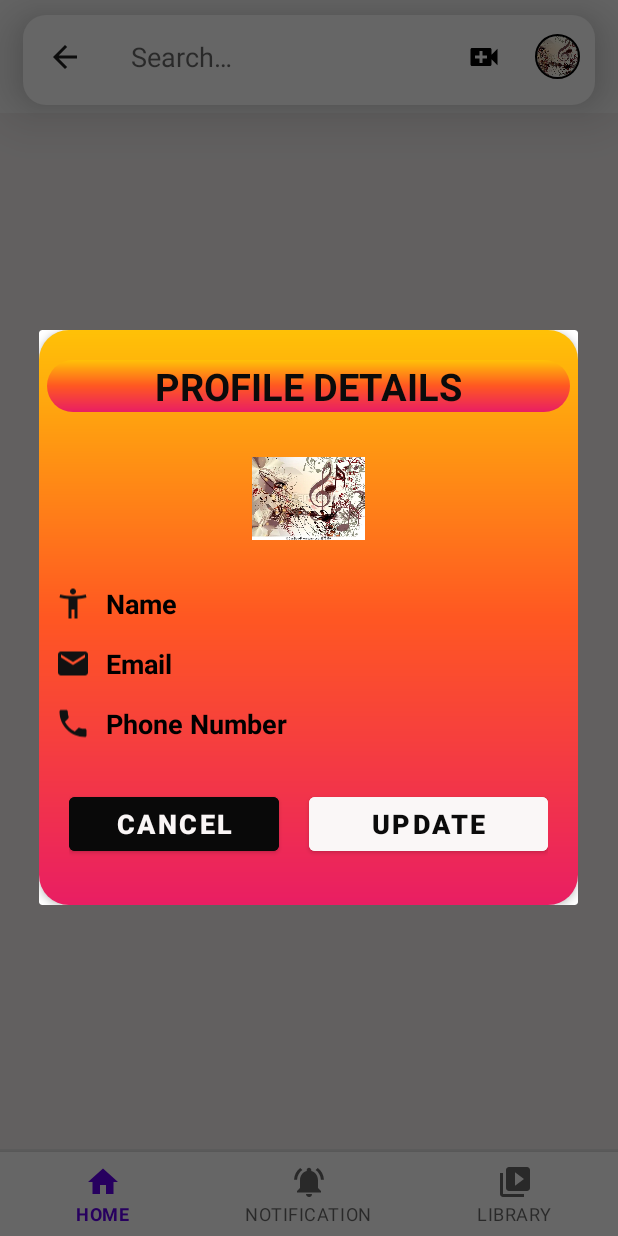
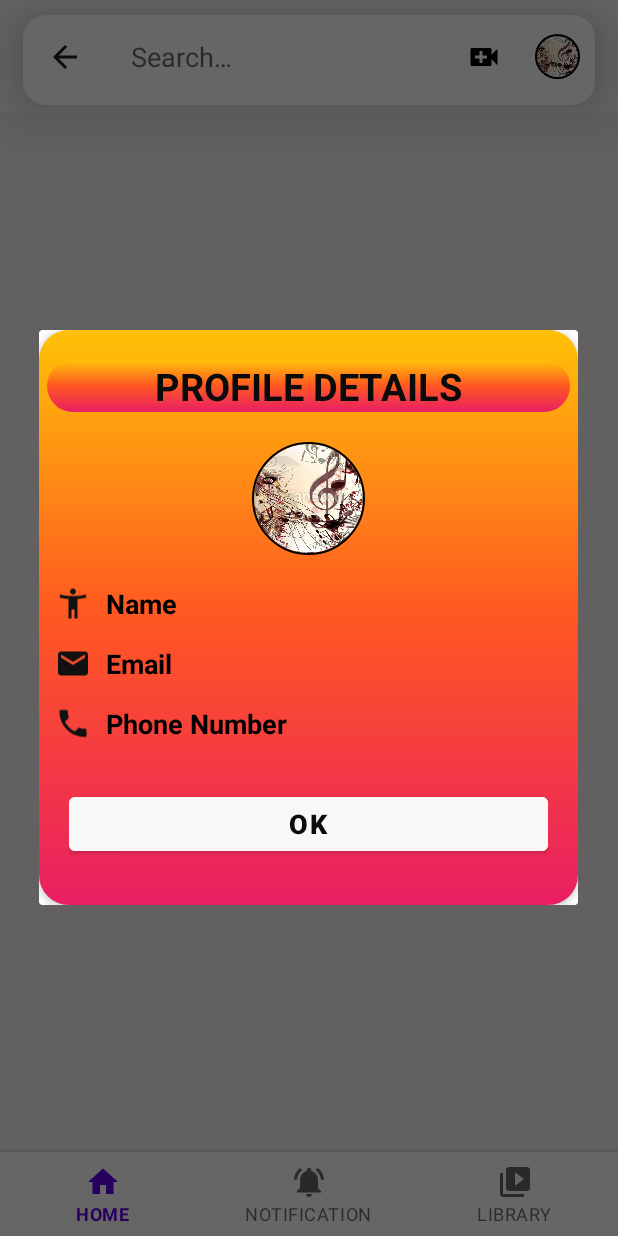
Before and after one commit to maddimsetti/Media_Player_Application, an Android app: the screen it shows after launch once a user with an empty profile is signed in (DashBoardActivity), after a tap on an icon or button, on a phone screen of 412 x 824 dp. Run offline under Robolectric (Android 15) with nearby library versions, the phone set to English and light mode, and no system bars; our stand-ins replace CircleImageView, Firebase (no records; nobody signed in at launch, a user with empty details on screens opened directly), Picasso; libraries missing offline, so code that uses them is left out: com.karumi.dexter; Roboto replaces fonts that are not available here; 2 other taps on this screen came first.

Commit message:
Refactored the Uploading and Setting Profile Image DashBoard Activity

```diff
--- a/app/src/main/java/com/example/mediaplayerapp/dashboard/DashBoardActivity.kt
+++ b/app/src/main/java/com/example/mediaplayerapp/dashboard/DashBoardActivity.kt
@@ -1,5 +1,6 @@
 package com.example.mediaplayerapp.dashboard
 
+import android.annotation.SuppressLint
 import android.app.Activity
 import android.app.AlertDialog
 import android.content.ActivityNotFoundException
@@ -14,23 +15,24 @@ import android.util.Log
 import android.view.Menu
 import android.view.MenuItem
 import android.view.View
-import android.widget.ImageView
-import android.widget.TextView
 import android.widget.Toast
 import androidx.appcompat.app.AppCompatActivity
 import androidx.core.view.MenuItemCompat
 import com.example.mediaplayerapp.R
-import com.example.mediaplayerapp.listeners.AuthenticationListener
 import com.example.mediaplayerapp.listeners.DashBoardListener
+import com.example.mediaplayerapp.listeners.ImageUploadingFirebaseListener
 import com.example.mediaplayerapp.listeners.PermissionsListener
 import com.example.mediaplayerapp.permission.Permissions
-import com.example.mediaplayerapp.pojoclass.ProfileDetails
 import com.example.mediaplayerapp.registration.RegistrationFragment.Companion.TAG
+import com.example.mediaplayerapp.service.DashBoardService
+import com.example.mediaplayerapp.service.ProfilePermissionService
 import com.google.firebase.auth.FirebaseAuth
+import com.google.firebase.auth.FirebaseUser
 import com.google.firebase.auth.UserProfileChangeRequest
 import com.google.firebase.database.*
 import com.google.firebase.storage.FirebaseStorage
 import com.google.firebase.storage.StorageReference
+import com.squareup.picasso.Picasso
 import de.hdodenhof.circleimageview.CircleImageView
 import kotlinx.android.synthetic.main.activity_dash_board.*
 import kotlinx.android.synthetic.main.custom_toolbar.*
@@ -43,11 +45,21 @@ import java.io.ByteArrayOutputStream
 
 
 class DashBoardActivity : AppCompatActivity() {
+    private lateinit var dashBoardService: DashBoardService
+    private lateinit var profilePermissionService: ProfilePermissionService
+
     private val CAMERA_REQUEST_CODE = 1001
     private val GALLERY_REQUEST_CODE = 2001
     private lateinit var permissionForCaptureImage: Permissions
-//    lateinit var profileImage: ImageView
+    private lateinit var view: View
+    private lateinit var profileImage: CircleImageView
 
+    private lateinit var viewToolbar: View
+    private lateinit var toolBarProfileImage: CircleImageView
+
+    private lateinit var mAuthentication: FirebaseAuth //Firebase Authentication
+
+    @SuppressLint("InflateParams")
     override fun onCreate(savedInstanceState: Bundle?) {
         super.onCreate(savedInstanceState)
         setContentView(R.layout.activity_dash_board)
@@ -55,9 +67,32 @@ class DashBoardActivity : AppCompatActivity() {
         setSupportActionBar(custom_toolbar)
         supportActionBar?.setDisplayHomeAsUpEnabled(false)
         custom_toolbar.showOverflowMenu()
+        mAuthentication = FirebaseAuth.getInstance()
+
+        dashBoardService = DashBoardService() //Initialize the DashBoard Service
+        profilePermissionService = ProfilePermissionService() //Initialize the ProfilePermissionService
 
         permissionForCaptureImage = Permissions() //permissions class
-//        profileImage = findViewById(R.id.profile_details_image)
+        view = layoutInflater.inflate(R.layout.dialog_profile_details, null)
+        profileImage = view.profile_details_image as CircleImageView
+
+//        viewToolbar = menuInflater.inflate(R.menu.toolbar_action_items, null) as View
+//        toolBarProfileImage = viewToolbar.toolbar_profile_image as CircleImageView
+    }
+
+    override fun onStart() {
+        super.onStart()
+        val currentUser = mAuthentication.currentUser
+        updateUI(currentUser)
+    }
+
+    private fun updateUI(currentUser: FirebaseUser?) {
+        if (currentUser?.photoUrl != null) {
+            Picasso.with(this@DashBoardActivity).load(currentUser.photoUrl).into(profileImage)
+//            Picasso.with(this@DashBoardActivity).load(currentUser.photoUrl).into(toolBarProfileImage)
+
+        }
+
     }
 
     override fun onCreateOptionsMenu(menu: Menu?): Boolean {
@@ -95,58 +130,32 @@ class DashBoardActivity : AppCompatActivity() {
 
     private fun viewUserProfileDetails() {
         val builder = AlertDialog.Builder(this@DashBoardActivity)
-        val view = layoutInflater.inflate(R.layout.dialog_profile_details, null)
 
-        val firebaseUser = FirebaseAuth.getInstance().currentUser
-        val firebaseReference = FirebaseDatabase.getInstance().getReference("User Details")
-        val userID = firebaseUser?.uid
-
-        if (userID != null) {
-            firebaseReference.child(userID)
-                .addListenerForSingleValueEvent(object : ValueEventListener {
-                    override fun onDataChange(snapshot: DataSnapshot) {
-                        val userProfileDetails: ProfileDetails? =
-                            snapshot.getValue(ProfileDetails::class.java)
-                        if (userProfileDetails != null) {
-                            val userFullName = userProfileDetails.fullName
-                            val userEmailID = userProfileDetails.email
-                            val userPhoneNumber = userProfileDetails.phoneNumber
-
-                            view.profile_details_name.text = userFullName
-                            view.profile_details_email.text = userEmailID
-                            view.profile_details_phone.text = userPhoneNumber
-                        }
-                    }
-
-                    override fun onCancelled(error: DatabaseError) {
-                        Toast.makeText(
-                            this@DashBoardActivity, "Fetching the Data From Firebase Failed",
-                            Toast.LENGTH_SHORT
-                        ).show()
-                    }
-
-                })
-        }
-        view.profile_details_image.setOnClickListener() {
+        dashBoardService.gettingUserProfileDetailsFromFirebase(profileListener)
+        profileImage.setOnClickListener() {
             selectingImage()
         }
         builder.setView(view)
         val alertDialog: AlertDialog = builder.create()
         alertDialog.setCanceledOnTouchOutside(false)
-        view.profile_details_cancelBtn.setOnClickListener {
-            alertDialog.dismiss()
-        }
-        view.profile_details_updateBtn.setOnClickListener {
+
+        view.profile_details_OkayBtn.setOnClickListener {
             alertDialog.dismiss()
         }
         alertDialog.show()
+//        view.dialog_profile_details.removeView(view)
+
     }
 
-
-    private val listener: DashBoardListener = object : DashBoardListener {
-        override fun onRetrieveProfileDetailsFromFirebase(status: Boolean) {
+    private val profileListener: DashBoardListener = object : DashBoardListener {
+        override fun onRetrieveProfileDetailsFromFirebase(status: Boolean,
+            fullName: String?, eMailID: String?, phoneNumber: String?
+        ) {
             if (status) {
                 Log.d(TAG, "onRetrieveProfileDetailsFromFirebase: Success $status")
+                view.profile_details_name.text = fullName
+                view.profile_details_email.text = eMailID
+                view.profile_details_phone.text = phoneNumber
 
             } else {
                 Toast.makeText(this@DashBoardActivity, "Fetching the Data From Firebase Failed", Toast.LENGTH_SHORT).show()
@@ -160,7 +169,7 @@ class DashBoardActivity : AppCompatActivity() {
         pictureDialog.setTitle("Select Action")
         val pictureDialogItem =
             arrayOf("Select photo from Gallery", "Capture Photo from Camera")
-        pictureDialog.setItems(pictureDialogItem) { dialog, selection ->
+        pictureDialog.setItems(pictureDialogItem) { _, selection ->
             when (selection) {
                 0 -> permissionForCaptureImage.galleryCheckPermission(this@DashBoardActivity, permissionListeners)
                 1 -> permissionForCaptureImage.cameraCheckPermission(this@DashBoardActivity, permissionListeners)
@@ -252,59 +261,21 @@ class DashBoardActivity : AppCompatActivity() {
 
     private fun gettingDataAsBitmap(data: Intent?) {
         val bitmap = data?.extras?.get("data") as? Bitmap
-        val view = layoutInflater.inflate(R.layout.dialog_profile_details, null)
-        view.profile_details_image.setImageBitmap(bitmap)
+        profileImage.setImageBitmap(bitmap)
         if (bitmap != null) {
-            handleUpload(bitmap)
+            profilePermissionService.handleUpload(bitmap, uploadingImageListener)
         }
     }
 
-    private fun handleUpload(bitmap: Bitmap) {
-
-        val boas = ByteArrayOutputStream()
-        bitmap.compress(Bitmap.CompressFormat.JPEG, 100, boas)
-
-        val uid = FirebaseAuth.getInstance().currentUser?.uid
-        val reference: StorageReference = FirebaseStorage.getInstance().reference
-            .child("ProfileImages")
-            .child("$uid.jpeg")
-
-        reference.putBytes(boas.toByteArray()).addOnSuccessListener {
-            getDownloadUrl(reference)
-        }
-            .addOnFailureListener {
-                Log.e(TAG, "OnFailure: ", it)
+    private val uploadingImageListener: ImageUploadingFirebaseListener = object : ImageUploadingFirebaseListener {
+        override fun onProfileImageUploadingToFirebase(status: Boolean) {
+            if(status) {
+                Toast.makeText(this@DashBoardActivity, "Uploading and Setting Profile Succeeded $status",
+                    Toast.LENGTH_SHORT).show()
+            } else {
+                Toast.makeText(this@DashBoardActivity, "Failed Uploading and Setting Profile $status",
+                    Toast.LENGTH_SHORT).show()
             }
-    }
-
-
-    private fun getDownloadUrl(reference: StorageReference) {
-        reference.downloadUrl.addOnSuccessListener { uri ->
-            Log.d("DownloadUrl", "OnSuccess$uri")
-            setUserProfileUrl(uri)
         }
     }
-
-    private fun setUserProfileUrl(uri: Uri?) {
-        val user = FirebaseAuth.getInstance().currentUser
-
-        val request = UserProfileChangeRequest.Builder().setPhotoUri(uri).build()
-
-        user?.updateProfile(request)?.addOnSuccessListener {
-            Toast.makeText(
-                this@DashBoardActivity,
-                "Successfully Uploaded",
-                Toast.LENGTH_SHORT
-            ).show()
-        }
-            ?.addOnFailureListener {
-                Toast.makeText(
-                    this@DashBoardActivity,
-                    "Uploading Failed...",
-                    Toast.LENGTH_SHORT
-                ).show()
-            }
-
-    }
-
 }
--- a/app/src/main/java/com/example/mediaplayerapp/listeners/DashBoardListener.kt
+++ b/app/src/main/java/com/example/mediaplayerapp/listeners/DashBoardListener.kt
@@ -1,5 +1,6 @@
 package com.example.mediaplayerapp.listeners
 
 interface DashBoardListener {
-    fun onRetrieveProfileDetailsFromFirebase(status: Boolean)
+    fun onRetrieveProfileDetailsFromFirebase(
+        status: Boolean, fullName: String?, eMailID: String?, phoneNumber: String?)
 }
--- /dev/null
+++ b/app/src/main/java/com/example/mediaplayerapp/listeners/ImageUploadingFirebaseListener.kt
@@ -0,0 +1,6 @@
+package com.example.mediaplayerapp.listeners
+
+interface ImageUploadingFirebaseListener {
+
+    fun onProfileImageUploadingToFirebase(status: Boolean)
+}
--- a/app/src/main/java/com/example/mediaplayerapp/registration/MainActivity.kt
+++ b/app/src/main/java/com/example/mediaplayerapp/registration/MainActivity.kt
@@ -22,6 +22,7 @@ class MainActivity : AppCompatActivity(), View.OnClickListener {
         super.onCreate(savedInstanceState)
         setContentView(R.layout.activity_main)
 
+        FirebaseApp.initializeApp(applicationContext)
         mAuthentication = FirebaseAuth.getInstance()    //Initialize Firebase Authentication
 
         registration_signIn.setOnClickListener(this)
--- a/app/src/main/res/layout/dialog_profile_details.xml
+++ b/app/src/main/res/layout/dialog_profile_details.xml
@@ -33,13 +33,13 @@
         android:layout_marginTop="0dp"
         xmlns:app="http://schemas.android.com/apk/res-auto">
 
-        <ImageView
+        <de.hdodenhof.circleimageview.CircleImageView
             android:id="@+id/profile_details_image"
             android:layout_width="75dp"
             android:layout_height="75dp"
-            android:src="@drawable/media_splash1" />
-<!--            app:civ_border_color="@color/black"-->
-<!--            app:civ_border_width="1dp" />-->
+            android:src="@drawable/media_splash1"
+            app:civ_border_color="@color/black"
+            app:civ_border_width="1dp" />
 
     </LinearLayout>
 
@@ -143,25 +143,15 @@
         android:layout_marginBottom="30dp"
         android:orientation="horizontal">
 
-        <Button
-            android:id="@+id/profile_details_cancelBtn"
-            android:layout_width="match_parent"
-            android:layout_height="wrap_content"
-            android:layout_marginEnd="20dp"
-            android:layout_weight="1"
-            android:backgroundTint="#090909"
-            android:text="@string/cancel"
-            android:textColor="#FAF6F6"
-            android:textSize="18sp"
-            android:textStyle="bold" />
+
 
         <Button
-            android:id="@+id/profile_details_updateBtn"
+            android:id="@+id/profile_details_OkayBtn"
             android:layout_width="match_parent"
             android:layout_height="wrap_content"
             android:layout_weight="1"
             android:backgroundTint="#FAF7F7"
-            android:text="@string/update"
+            android:text="@string/ok"
             android:textColor="#0B0B0B"
             android:textSize="18sp"
             android:textStyle="bold" />
--- a/app/src/main/res/values/strings.xml
+++ b/app/src/main/res/values/strings.xml
@@ -20,6 +20,8 @@
     <string name="update">UPDATE</string>
     <string name="cancel">CANCEL</string>
     <string name="phone">PHONE :</string>
+    <string name="okay">Okay</string>
+    <string name="ok">ok</string>
 
 
 </resources>
--- a/build.gradle
+++ b/build.gradle
@@ -8,7 +8,9 @@ buildscript {
     dependencies {
         classpath "com.android.tools.build:gradle:4.2.2"
         classpath "org.jetbrains.kotlin:kotlin-gradle-plugin:$kotlin_version"
-        classpath 'com.google.gms:google-services:4.3.9'
+        classpath 'com.google.gms:google-services:4.0.1'
+
+
 
         // NOTE: Do not place your application dependencies here; they belong
         // in the individual module build.gradle files
```
Also changed, not shown: app/build.gradle (+7 -1 lines), app/src/main/java/com/example/mediaplayerapp/service/DashBoardService.kt (+6 -10 lines), app/src/main/java/com/example/mediaplayerapp/service/ProfilePermissionService.kt (added, +58 -0 lines).
